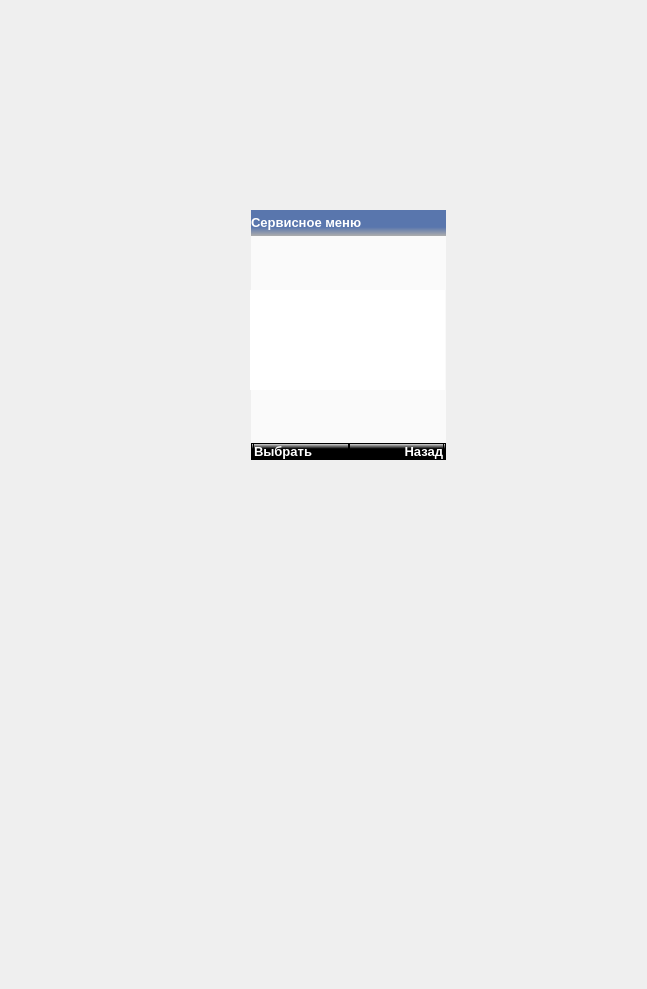
First picture: the form in mainwindow.ui, repository COOLIRON2311/azart-p, before the edit.
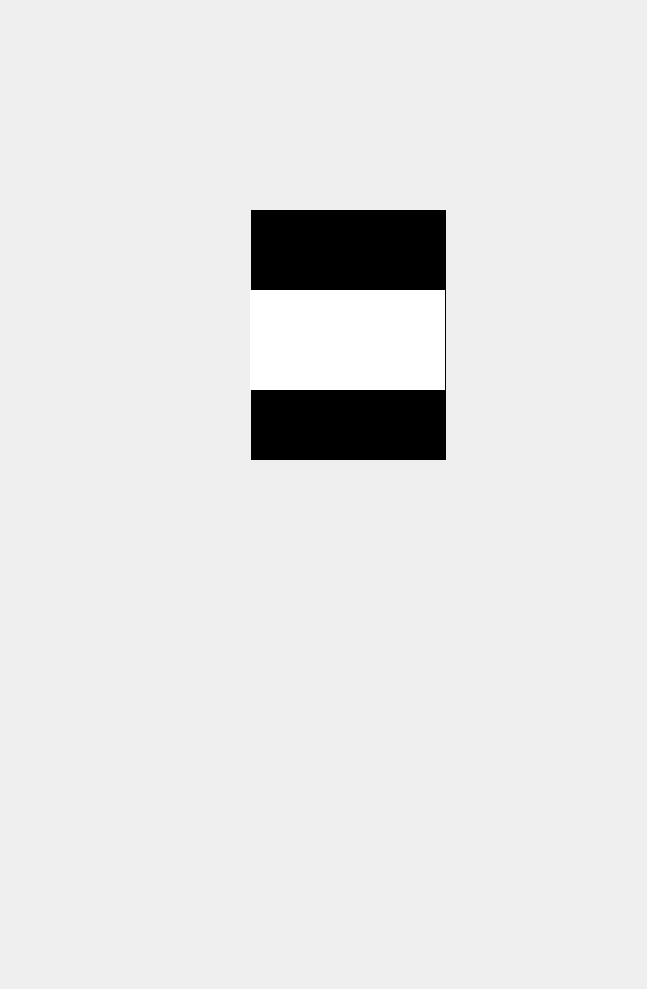
Second picture: the form after the edit. Icons and pictures are not drawn.

Commit message: added off screen

Diff of the .ui file:
```diff
--- a/mainwindow.ui
+++ b/mainwindow.ui
@@ -544,6 +544,11 @@
       <property name="currentIndex">
        <number>0</number>
       </property>
+      <widget class="QWidget" name="offscreen">
+       <property name="styleSheet">
+        <string notr="true">background: black;</string>
+       </property>
+      </widget>
       <widget class="QWidget" name="service_menu_page">
        <layout class="QVBoxLayout" name="verticalLayout_10">
         <property name="spacing">
```
The commit also changes 3 other files.
